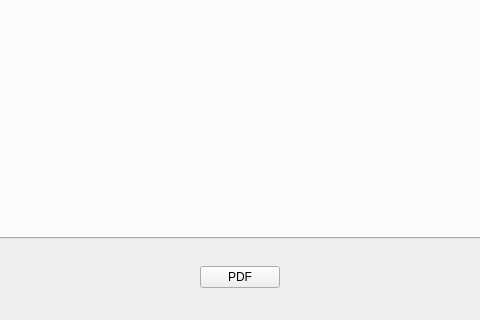
Before: the Qt Designer form os/nc-gui/nc-stat3/mpistat.ui in numascale/nc-utils, drawn with Qt 5; both pictures show x 219 to 699 and y 275 to 595 of the 919 by 595 pixel window.
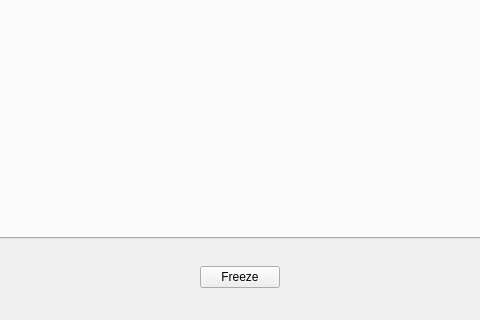
After: the same form once the commit is applied.

Commit message: Added freeze button if you want to stop the statistics and explain/view the results.

The edit to the form file:
```diff
--- a/os/nc-gui/nc-stat3/mpistat.ui
+++ b/os/nc-gui/nc-stat3/mpistat.ui
@@ -128,6 +128,9 @@
           <layout class="QHBoxLayout" name="horizontalLayout">
            <item>
             <widget class="QPushButton" name="pushButton">
+             <property name="enabled">
+              <bool>true</bool>
+             </property>
              <property name="maximumSize">
               <size>
                <width>80</width>
@@ -135,7 +138,10 @@
               </size>
              </property>
              <property name="text">
-              <string>PDF</string>
+              <string>Freeze</string>
+             </property>
+             <property name="checkable">
+              <bool>false</bool>
              </property>
             </widget>
            </item>
```
The commit also changes 5 other files.
